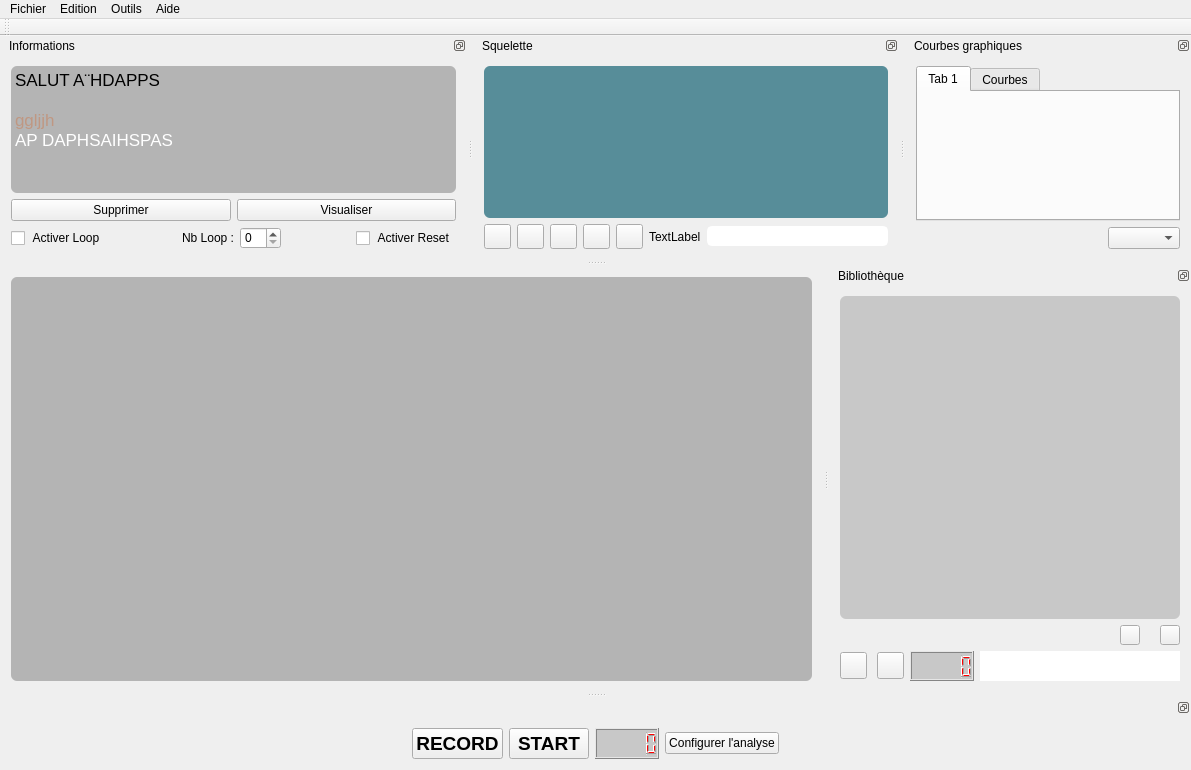
Qt form mainwindow.ui (nicoctopus/octopus) before a commit.
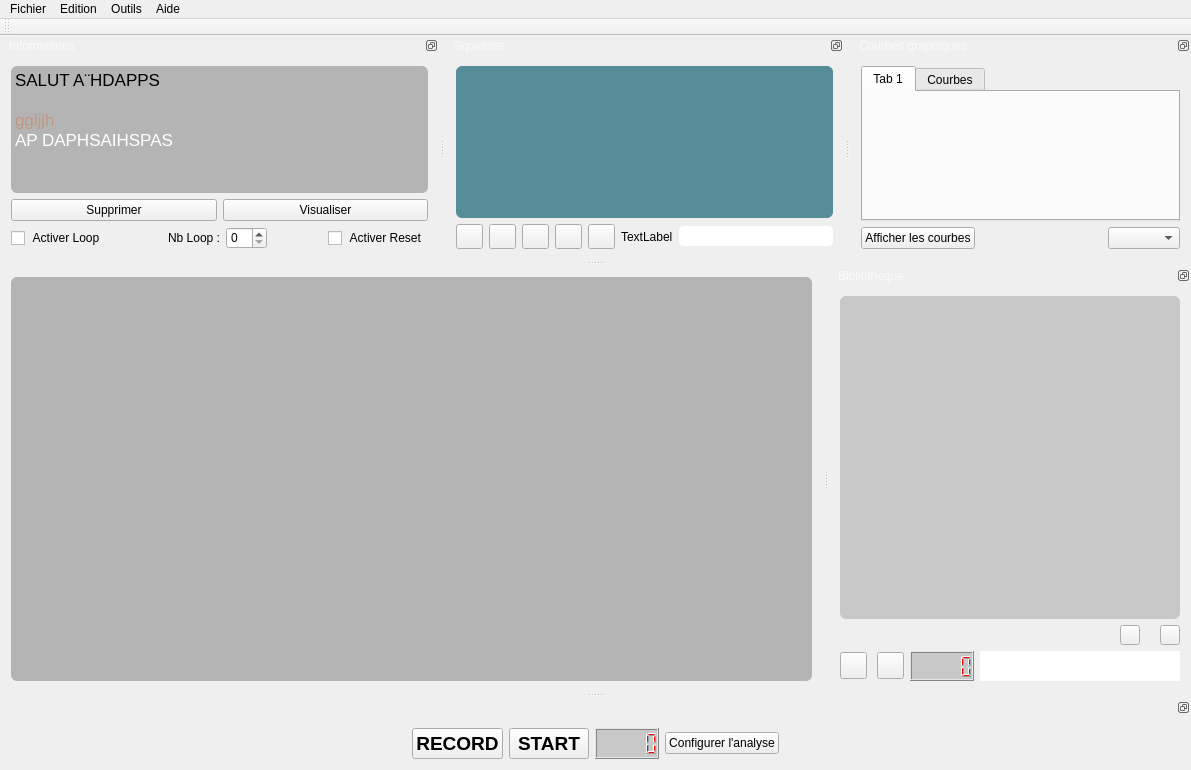
The same form after that commit. Icons and pictures are not drawn. Custom widgets are drawn as their Qt base class.

Commit message: Changement affichage courbe + ui

```diff
--- a/mainwindow.ui
+++ b/mainwindow.ui
@@ -26,7 +26,7 @@
 
 background-color: rgb(66,66,140);
 
-/*color: rgb(250,250,250);*/
+color: rgb(250,250,250);
 
 }
 QDockWidget::title {
@@ -899,8 +899,8 @@
    </property>
    <property name="minimumSize">
     <size>
-     <width>250</width>
-     <height>149</height>
+     <width>317</width>
+     <height>155</height>
     </size>
    </property>
    <property name="features">
@@ -937,6 +937,13 @@
      </item>
      <item>
       <layout class="QHBoxLayout" name="horizontalLayout_2">
+       <item>
+        <widget class="QPushButton" name="pushButton_AffichageCourbe">
+         <property name="text">
+          <string>Afficher les courbes</string>
+         </property>
+        </widget>
+       </item>
        <item>
         <spacer name="horizontalSpacer">
          <property name="orientation">
```
The commit also changes 8 other files.
